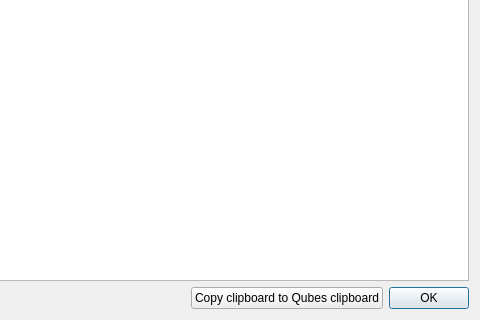
Qt form logdlg.ui (QubesOS/qubes-manager) before a commit; both pictures show x 270 to 750 and y 130 to 450 of the 750 by 450 pixel window.
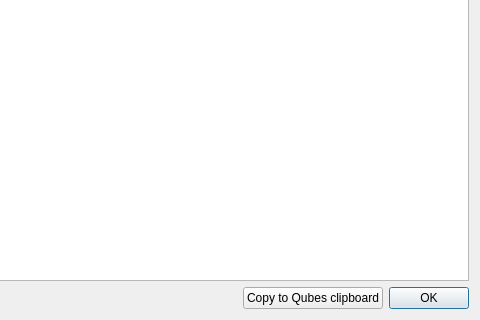
The same form after that commit. Icons and pictures are not drawn.

Commit message: One click copy logs to Qubes clipboard (#543)

The edit to the form file:
```diff
--- a/logdlg.ui
+++ b/logdlg.ui
@@ -48,7 +48,7 @@
         <enum>Qt::TabFocus</enum>
        </property>
        <property name="text">
-        <string>Copy clipboard to Qubes clipboard</string>
+        <string>Copy to Qubes clipboard</string>
        </property>
        <property name="icon">
         <iconset resource="resources.qrc">
```
The commit also changes 1 other file.
